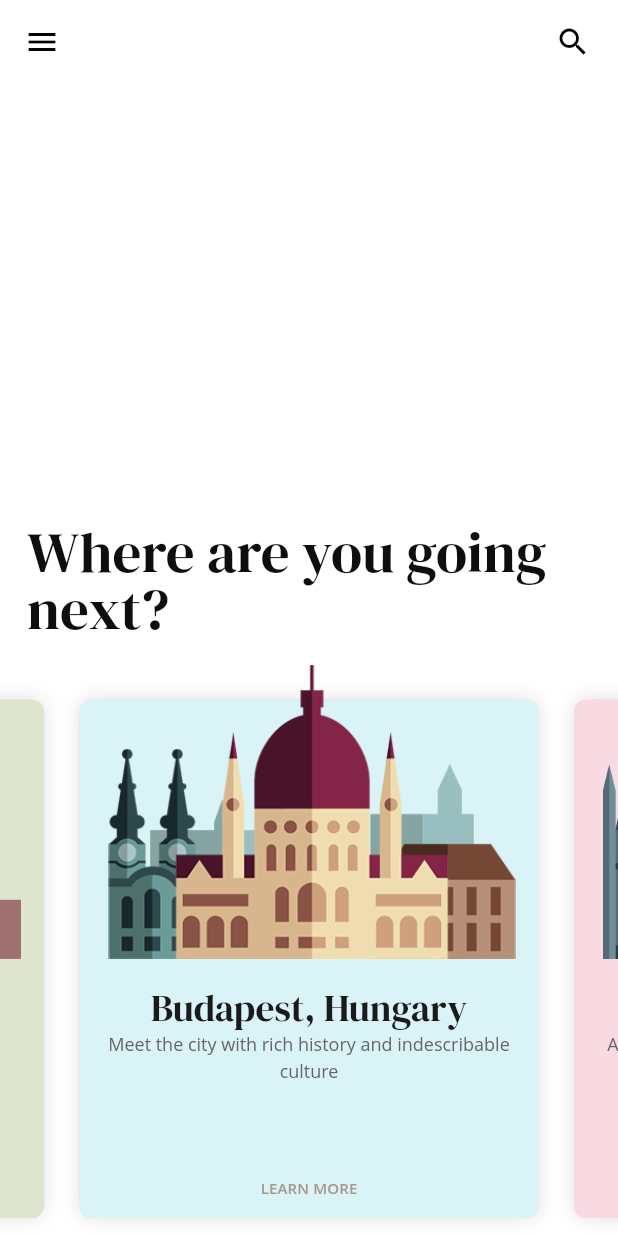
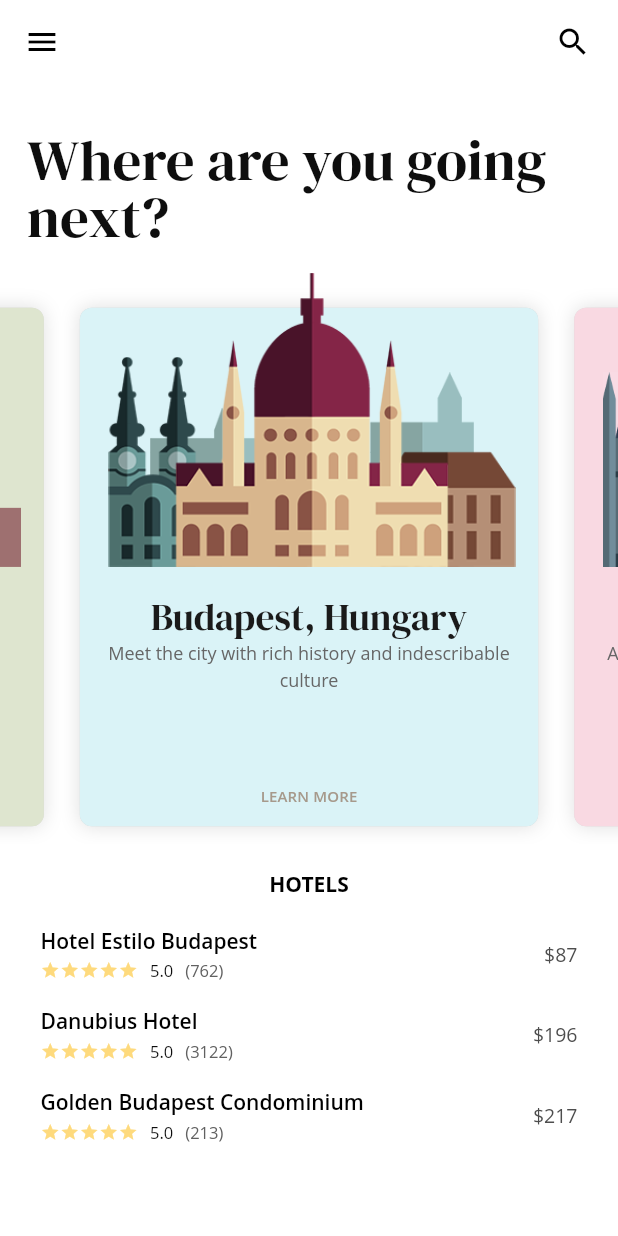
Before and after one commit to emma-ea/travel-cards-gk, a Flutter app: the screen it shows after launch, on a phone screen of 412 x 824 dp. Run offline on Flutter 3.47's test engine with Material 2 defaults, Android fonts, the phone set to English and light mode, and no system bars.

Commit message:
update styles

```diff
--- a/lib/demo.dart
+++ b/lib/demo.dart
@@ -3,6 +3,7 @@ import 'package:flutter/services.dart';
 import 'travel_card_list.dart';
 import 'styles.dart';
 import 'demo_data.dart';
+import 'hotel_list.dart';
 
 
 class TravelCardDemo extends StatefulWidget {
@@ -49,6 +50,8 @@ class _TravelCardDemoState extends State<TravelCardDemo> {
               cities: _cityList,
               onCityChange: _handleCityChange,
             ),
+            HotelList(_currentCity.hotels),
+            const Expanded(child: SizedBox(),),
           ],
         ),
       ),
--- a/lib/main.dart
+++ b/lib/main.dart
@@ -16,6 +16,7 @@ class MyApp extends StatelessWidget {
       [DeviceOrientation.portraitDown, DeviceOrientation.portraitUp]
     );
     return const MaterialApp(
+      debugShowCheckedModeBanner: false,
       home: TravelCardDemo(),
     );
   }
--- a/lib/styles.dart
+++ b/lib/styles.dart
@@ -13,5 +13,9 @@ class Styles {
   static final TextStyle cardSubtitle = baseBody.copyWith(color: const Color(0xFF666666), height: 1.5, fontSize: 12);
   static final TextStyle cardAction = baseBody.copyWith(color: const Color(0xFFa6998b), fontSize: 10, fontWeight: FontWeight.w600, letterSpacing: 0.1);
 
-
+  static final TextStyle hotelsTitleSection = baseBody.copyWith(color: Colors.black, fontSize: 14, fontWeight: FontWeight.bold, height: 2);
+  static final TextStyle hotelTitle = baseBody.copyWith(color: Colors.black, fontSize: 14, fontWeight: FontWeight.w600);
+  static final TextStyle hotelPrice = baseBody.copyWith(color: const Color(0xff4d4d4d), fontSize: 13);
+  static final TextStyle hotelScore = baseBody.copyWith(color: const Color(0xff0e0e0e));
+  static final TextStyle hotelData = baseBody.copyWith(color: Colors.grey[700]);
 }
--- a/lib/travel_card_list.dart
+++ b/lib/travel_card_list.dart
@@ -26,8 +26,8 @@ class _TravelCardListState extends State<TravelCardList> with SingleTickerProvid
   double _prevScrollX = 0;
   bool _isScrolling = false;
 
-  late AnimationController _tweenController;
-  late Tween<double> _tween;
+  AnimationController? _tweenController;
+  Tween<double>? _tween;
   late Animation<double> _tweenAnim;
 
 
@@ -43,7 +43,7 @@ class _TravelCardListState extends State<TravelCardList> with SingleTickerProvid
       child: PageView.builder(
         physics: const BouncingScrollPhysics(),
         controller: _pageController,
-        itemCount: 8,
+        itemCount: widget.cities.length,
         scrollDirection: Axis.horizontal,
         itemBuilder: (context, i) => _buildItemRenderer(i),
       ),
@@ -84,7 +84,7 @@ class _TravelCardListState extends State<TravelCardList> with SingleTickerProvid
       _isScrolling = true;
       _prevScrollX = notification.metrics.pixels;
       if (_tween != null) {
-        _tweenController.stop();
+        _tweenController!.stop();
       }
     }
     return true;
@@ -108,15 +108,15 @@ class _TravelCardListState extends State<TravelCardList> with SingleTickerProvid
     if (_tweenController == null) {
       _tweenController = AnimationController(vsync: this,  duration: Duration(milliseconds: tweenTime));
       _tween = Tween<double>(begin: -1, end: 0);
-      _tweenAnim = _tween.animate(CurvedAnimation(parent: _tweenController, curve: Curves.elasticOut))
+      _tweenAnim = _tween!.animate(CurvedAnimation(parent: _tweenController!, curve: Curves.elasticOut))
         ..addListener(() {
           _setOffset(_tweenAnim.value);
         });
     }
-    _tween.begin = _normalizedOffset;
-    _tweenController.reset();
-    _tween.end = 0;
-    _tweenController.forward();
+    _tween!.begin = _normalizedOffset;
+    _tweenController!.reset();
+    _tween!.end = 0;
+    _tweenController!.forward();
   }
 
 }
```
